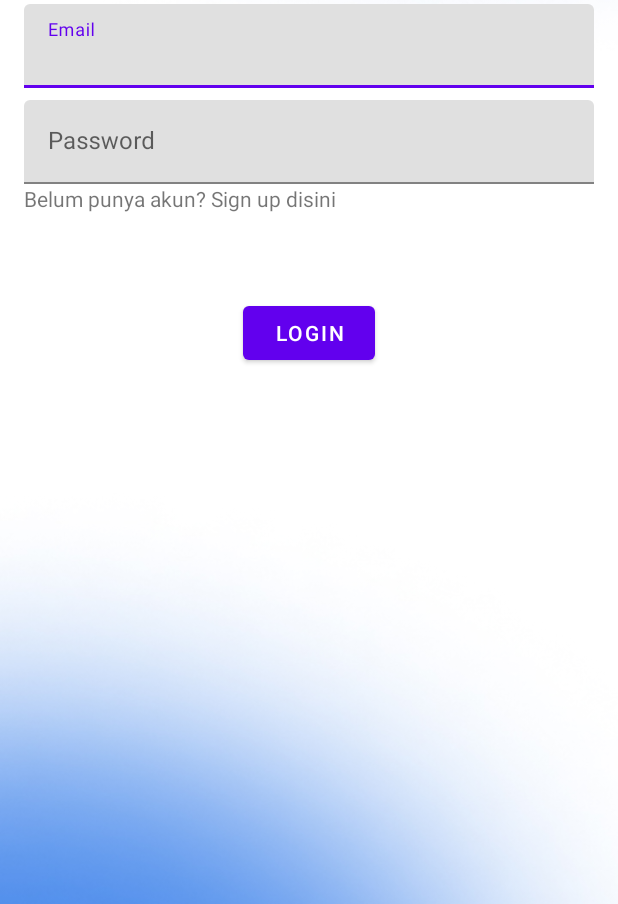
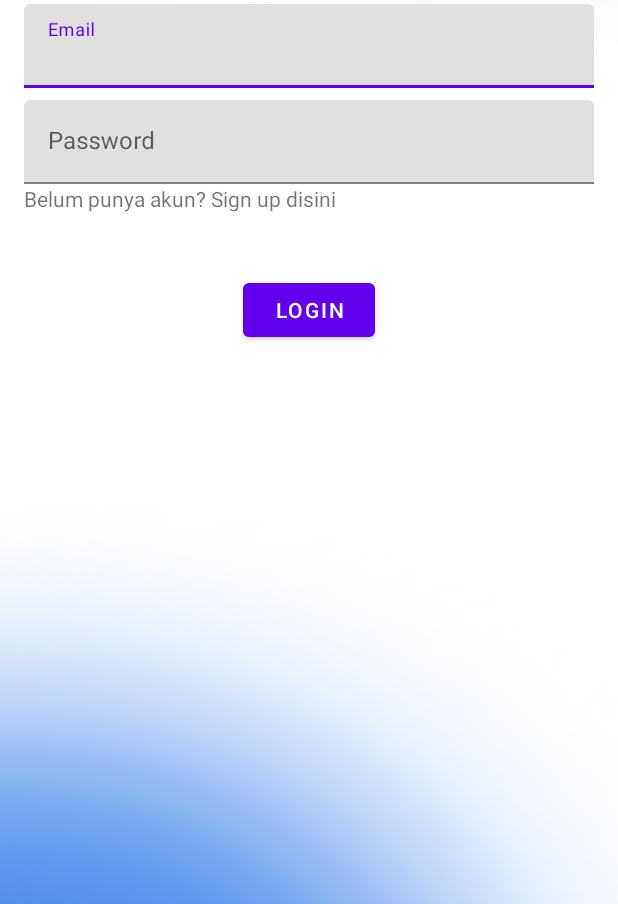
Before and after one commit to ghivalzahrvnsyah/SiagaBanjir, an Android app: the layout login_activity.xml on its own in the app's theme, with its tools: preview values and no code run, on a phone screen of 412 x 824 dp, the part 332-1236 px from its top. Run offline under Robolectric (Android 15) with nearby library versions, the phone set to English and light mode, and no system bars.

Commit message:
membuat login & register layout

```diff
--- a/app/src/main/res/layout/login_activity.xml
+++ b/app/src/main/res/layout/login_activity.xml
@@ -64,13 +64,13 @@
     <Button
         android:layout_width="wrap_content"
         android:layout_height="wrap_content"
+        android:text="LOGIN"
         app:layout_constraintBottom_toBottomOf="parent"
         app:layout_constraintEnd_toEndOf="parent"
         app:layout_constraintHorizontal_bias="0.501"
         app:layout_constraintStart_toStartOf="parent"
         app:layout_constraintTop_toBottomOf="@+id/tvLogin"
-        app:layout_constraintVertical_bias="0.135"
-        android:text="LOGIN"/>
+        app:layout_constraintVertical_bias="0.099" />
 
 
 </androidx.constraintlayout.widget.ConstraintLayout>
```
